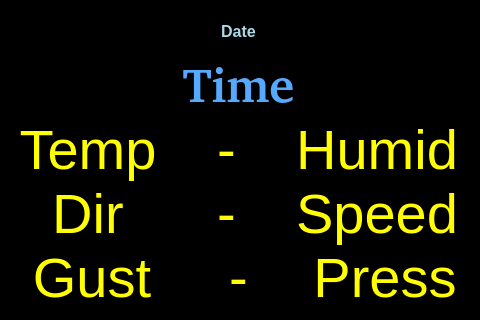
bonnette/FSweather, file mainwindow.ui: the form before one commit.
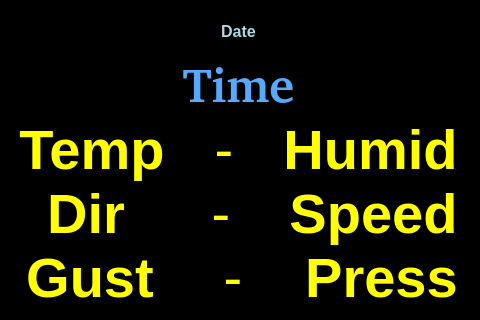
The form after the commit.

Commit message: made font bold on all yellow fields

```diff
--- a/mainwindow.ui
+++ b/mainwindow.ui
@@ -114,6 +114,8 @@
          <property name="font">
           <font>
            <pointsize>42</pointsize>
+           <weight>75</weight>
+           <bold>true</bold>
           </font>
          </property>
          <property name="styleSheet">
@@ -140,6 +142,9 @@
          <property name="text">
           <string>-</string>
          </property>
+         <property name="textFormat">
+          <enum>Qt::AutoText</enum>
+         </property>
          <property name="alignment">
           <set>Qt::AlignCenter</set>
          </property>
@@ -150,6 +155,8 @@
          <property name="font">
           <font>
            <pointsize>42</pointsize>
+           <weight>75</weight>
+           <bold>true</bold>
           </font>
          </property>
          <property name="styleSheet">
@@ -175,6 +182,8 @@
          <property name="font">
           <font>
            <pointsize>42</pointsize>
+           <weight>75</weight>
+           <bold>true</bold>
           </font>
          </property>
          <property name="styleSheet">
@@ -211,6 +220,8 @@
          <property name="font">
           <font>
            <pointsize>42</pointsize>
+           <weight>75</weight>
+           <bold>true</bold>
           </font>
          </property>
          <property name="styleSheet">
@@ -236,6 +247,8 @@
          <property name="font">
           <font>
            <pointsize>42</pointsize>
+           <weight>75</weight>
+           <bold>true</bold>
           </font>
          </property>
          <property name="styleSheet">
@@ -272,6 +285,8 @@
          <property name="font">
           <font>
            <pointsize>42</pointsize>
+           <weight>75</weight>
+           <bold>true</bold>
           </font>
          </property>
          <property name="styleSheet">
```
